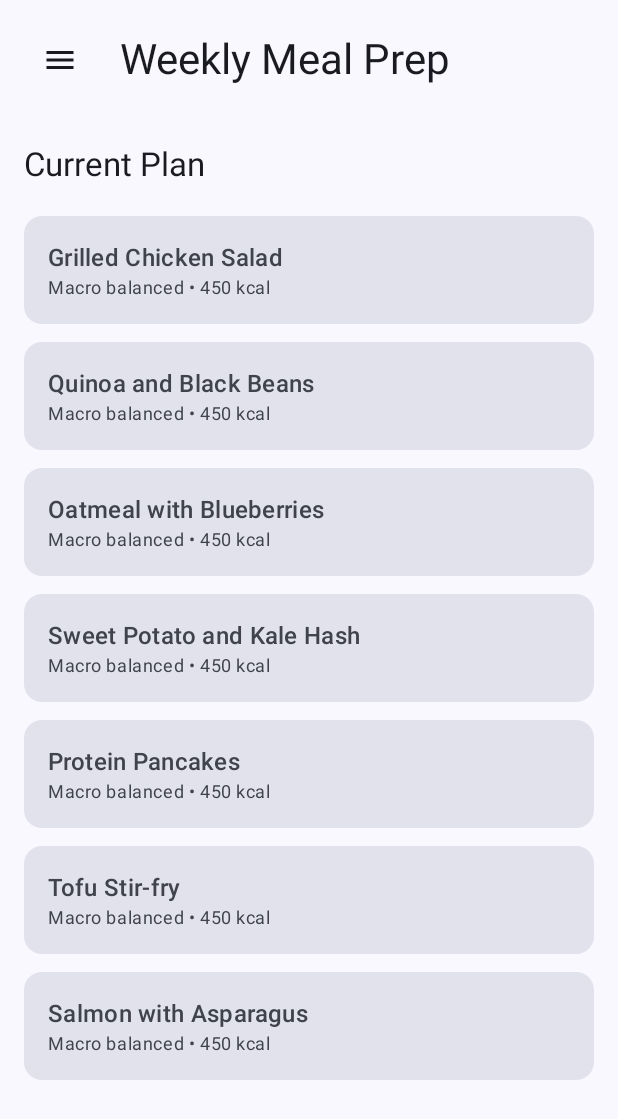
After one commit to nNoidea/Fitnez2, an Android app built with Jetpack Compose: the composable FoodPrepScreen shown on its own in the app's theme, on a phone screen of 412 x 824 dp. The commit adds this screen. Shown: the top 1119 px of the screen. Run offline under Robolectric (Android 15) with nearby library versions, the phone set to English and light mode, and no system bars.

Commit message:
feat: Introduce activity-based navigation for main pages, add FoodPrepScreen, and remove predictive route animations.

```diff
--- a/app/src/main/AndroidManifest.xml
+++ b/app/src/main/AndroidManifest.xml
@@ -16,10 +16,10 @@
             android:name=".MainActivity"
             android:exported="true"
             android:label="@string/app_name"
-            android:theme="@style/Theme.Fitnez2">
+            android:theme="@style/Theme.Fitnez2"
+            android:launchMode="standard">
             <intent-filter>
                 <action android:name="android.intent.action.MAIN" />
-
                 <category android:name="android.intent.category.LAUNCHER" />
             </intent-filter>
         </activity>
--- /dev/null
+++ b/app/src/main/java/com/nnoidea/fitnez2/ui/screens/FoodPrepScreen.kt
@@ -0,0 +1,73 @@
+package com.nnoidea.fitnez2.ui.screens
+
+import androidx.compose.foundation.background
+import androidx.compose.foundation.layout.*
+import androidx.compose.foundation.lazy.LazyColumn
+import androidx.compose.foundation.lazy.items
+import androidx.compose.material3.*
+import androidx.compose.runtime.Composable
+import androidx.compose.ui.Alignment
+import androidx.compose.ui.Modifier
+import androidx.compose.ui.unit.dp
+import com.nnoidea.fitnez2.ui.components.HamburgerMenu
+
+@Composable
+fun FoodPrepScreen(onOpenDrawer: () -> Unit) {
+    val dummyMeals =
+            listOf(
+                    "Grilled Chicken Salad",
+                    "Quinoa and Black Beans",
+                    "Oatmeal with Blueberries",
+                    "Sweet Potato and Kale Hash",
+                    "Protein Pancakes",
+                    "Tofu Stir-fry",
+                    "Salmon with Asparagus"
+            )
+
+    Box(modifier = Modifier.fillMaxSize().background(MaterialTheme.colorScheme.background)) {
+        Column(modifier = Modifier.fillMaxSize()) {
+            Row(
+                    modifier = Modifier.fillMaxWidth().padding(16.dp),
+                    verticalAlignment = Alignment.CenterVertically
+            ) {
+                HamburgerMenu(onClick = onOpenDrawer)
+                Spacer(modifier = Modifier.width(16.dp))
+                Text(text = "Weekly Meal Prep", style = MaterialTheme.typography.headlineMedium)
+            }
+
+            LazyColumn(
+                    modifier = Modifier.fillMaxSize(),
+                    contentPadding = PaddingValues(16.dp),
+                    verticalArrangement = Arrangement.spacedBy(12.dp)
+            ) {
+                item {
+                    Text(
+                            text = "Current Plan",
+                            style = MaterialTheme.typography.titleLarge,
+                            modifier = Modifier.padding(bottom = 8.dp)
+                    )
+                }
+
+                items(dummyMeals) { meal ->
+                    Card(
+                            modifier = Modifier.fillMaxWidth(),
+                            colors =
+                                    CardDefaults.cardColors(
+                                            containerColor =
+                                                    MaterialTheme.colorScheme.surfaceVariant
+                                    )
+                    ) {
+                        Column(modifier = Modifier.padding(16.dp)) {
+                            Text(text = meal, style = MaterialTheme.typography.titleMedium)
+                            Text(
+                                    text = "Macro balanced • 450 kcal",
+                                    style = MaterialTheme.typography.bodySmall,
+                                    color = MaterialTheme.colorScheme.onSurfaceVariant
+                            )
+                        }
+                    }
+                }
+            }
+        }
+    }
+}
```
Also changed, not shown: app/src/main/java/com/nnoidea/fitnez2/MainActivity.kt (+48 -55 lines), app/src/main/java/com/nnoidea/fitnez2/ui/animations/PredictiveRouteAnimation.kt (deleted, +0 -174 lines), app/src/main/java/com/nnoidea/fitnez2/ui/navigation/AppPage.kt (+12 -2 lines), 1 other file.
